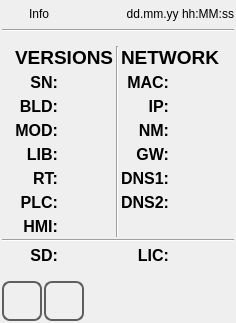
Before: the Qt Designer form qt_library/ATCMsystem/info.ui in MECTsrl/mect_plugins, drawn with Qt 5.
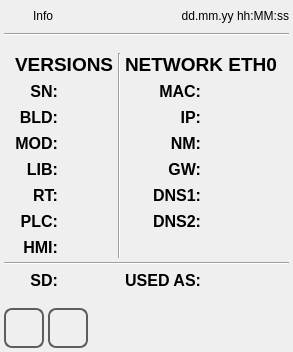
After: the same form once the commit is applied. Icons and pictures are not drawn.

The edit to the form file:
```diff
--- a/qt_library/ATCMsystem/info.ui
+++ b/qt_library/ATCMsystem/info.ui
@@ -6,8 +6,8 @@
    <rect>
     <x>0</x>
     <y>0</y>
-    <width>236</width>
-    <height>323</height>
+    <width>293</width>
+    <height>352</height>
    </rect>
   </property>
   <property name="minimumSize">
@@ -33,10 +33,10 @@
   </property>
   <layout class="QVBoxLayout" name="verticalLayout">
    <property name="spacing">
-    <number>2</number>
+    <number>4</number>
    </property>
    <property name="margin">
-    <number>2</number>
+    <number>4</number>
    </property>
    <item>
     <layout class="QHBoxLayout" name="horizontalLayout">
@@ -639,7 +639,7 @@
         </font>
        </property>
        <property name="text">
-        <string>NETWORK</string>
+        <string>NETWORK ETH0</string>
        </property>
       </widget>
      </item>
@@ -734,7 +734,7 @@
         </font>
        </property>
        <property name="text">
-        <string>LIC:</string>
+        <string>USED AS:</string>
        </property>
        <property name="alignment">
         <set>Qt::AlignRight|Qt::AlignTrailing|Qt::AlignVCenter</set>
@@ -897,6 +897,9 @@
    </item>
    <item>
     <layout class="QHBoxLayout" name="horizontalLayout_2">
+     <property name="spacing">
+      <number>4</number>
+     </property>
      <item>
       <widget class="QPushButton" name="pushButtonHome">
        <property name="sizePolicy">
```
Left out of the diff: 2 changed lines with no effect on the pictures.
